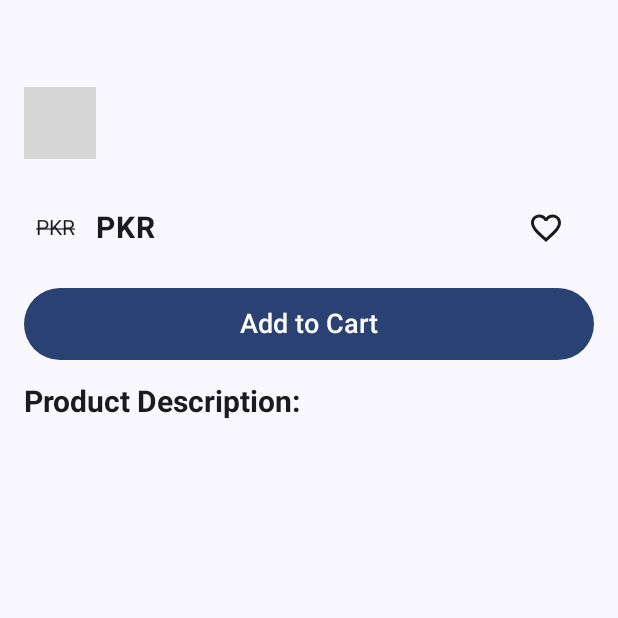
After one commit to phayzeee/EcommerceApp_JetpackCompose, an Android app built with Jetpack Compose: the composable ProductDetailsPage called with empty values, on a phone screen of 412 x 824 dp, the top half of it. The commit adds this screen. Run offline under Robolectric (Android 15) with nearby library versions, the phone set to English and light mode, and no system bars; our stand-ins replace Firebase (no records; nobody signed in at launch, a user with empty details on screens opened directly), Shimmer; libraries missing offline, so code that uses them is left out: com.google.accompanist.placeholder, com.tbuonomo.viewpagerdotsindicator; 4 statements that could not run were skipped; grey boxes are pictures that could not be loaded.

Commit message:
Product Details Page Created

```diff
--- a/app/build.gradle.kts
+++ b/app/build.gradle.kts
@@ -75,4 +75,6 @@ dependencies {
 
     implementation("io.coil-kt:coil-compose:2.2.0")
     implementation("com.tbuonomo:dotsindicator:5.1.0")
+    implementation("com.google.accompanist:accompanist-placeholder-material:0.34.0")
+
 }
--- a/app/src/main/java/com/example/ecomapp/AppNavigation.kt
+++ b/app/src/main/java/com/example/ecomapp/AppNavigation.kt
@@ -7,6 +7,7 @@ import androidx.navigation.compose.NavHost
 import androidx.navigation.compose.composable
 import androidx.navigation.compose.rememberNavController
 import com.example.ecomapp.pages.CategoriesProductPage
+import com.example.ecomapp.pages.ProductDetailsPage
 import com.example.ecomapp.screens.AuthScreen
 import com.example.ecomapp.screens.HomeScreen
 import com.example.ecomapp.screens.LoginScreen
@@ -44,7 +45,11 @@ fun AppNavigation(modifier: Modifier = Modifier) {
         composable("category-product/{categoryId}") {
             val categoryId = it.arguments?.getString("categoryId")
             CategoriesProductPage(modifier, categoryId!!)
+        }
 
+        composable("product-details/{productId}") {
+            val productId = it.arguments?.getString("productId")
+            ProductDetailsPage(modifier, productId!!)
         }
     }
 }
--- a/app/src/main/java/com/example/ecomapp/model/ProductModel.kt
+++ b/app/src/main/java/com/example/ecomapp/model/ProductModel.kt
@@ -7,5 +7,6 @@ data class ProductModel(
     val price : String = "",
     val actualPrice : String = "",
     val images : List<String> = emptyList(),
-    val category : String = ""
+    val category : String = "",
+    val otherDetails : Map<String, String> = mapOf()
 )
--- /dev/null
+++ b/app/src/main/java/com/example/ecomapp/pages/ProductDetailsPage.kt
@@ -0,0 +1,199 @@
+package com.example.ecomapp.pages
+
+import androidx.compose.foundation.layout.Column
+import androidx.compose.foundation.layout.Row
+import androidx.compose.foundation.layout.Spacer
+import androidx.compose.foundation.layout.fillMaxSize
+import androidx.compose.foundation.layout.fillMaxWidth
+import androidx.compose.foundation.layout.height
+import androidx.compose.foundation.layout.padding
+import androidx.compose.foundation.layout.width
+import androidx.compose.foundation.pager.HorizontalPager
+import androidx.compose.foundation.pager.rememberPagerState
+import androidx.compose.foundation.rememberScrollState
+import androidx.compose.foundation.shape.RoundedCornerShape
+import androidx.compose.foundation.verticalScroll
+import androidx.compose.material.icons.Icons
+import androidx.compose.material.icons.filled.FavoriteBorder
+import androidx.compose.material.icons.filled.ShoppingCart
+import androidx.compose.material3.Button
+import androidx.compose.material3.Icon
+import androidx.compose.material3.IconButton
+import androidx.compose.material3.MaterialTheme
+import androidx.compose.material3.Text
+import androidx.compose.runtime.Composable
+import androidx.compose.runtime.LaunchedEffect
+import androidx.compose.runtime.getValue
+import androidx.compose.runtime.mutableStateOf
+import androidx.compose.runtime.remember
+import androidx.compose.runtime.setValue
+import androidx.compose.ui.Alignment
+import androidx.compose.ui.Modifier
+import androidx.compose.ui.draw.clip
+import androidx.compose.ui.text.TextStyle
+import androidx.compose.ui.text.font.FontWeight
+import androidx.compose.ui.text.style.TextDecoration
+import androidx.compose.ui.unit.dp
+import androidx.compose.ui.unit.sp
+import coil.compose.AsyncImage
+import coil.compose.AsyncImagePainter
+import coil.compose.rememberAsyncImagePainter
+import com.example.ecomapp.model.ProductModel
+import com.google.firebase.Firebase
+import com.google.firebase.firestore.firestore
+import com.tbuonomo.viewpagerdotsindicator.compose.DotsIndicator
+import com.tbuonomo.viewpagerdotsindicator.compose.model.DotGraphic
+import com.tbuonomo.viewpagerdotsindicator.compose.type.ShiftIndicatorType
+import com.google.accompanist.placeholder.material.placeholder
+import com.google.accompanist.placeholder.material.shimmer
+import com.google.accompanist.placeholder.placeholder
+
+@Composable
+fun ProductDetailsPage(modifier: Modifier = Modifier, productId: String) {
+
+    var product by remember {
+        mutableStateOf(ProductModel())
+    }
+
+    LaunchedEffect(Unit) {
+        Firebase.firestore.collection("data").document("stock")
+            .collection("products")
+            .document(productId)
+            .get().addOnCompleteListener() {
+                if (it.isSuccessful) {
+                    var result = it.result.toObject(ProductModel::class.java)
+                    if (result != null) {
+                        product = result
+                    }
+                }
+            }
+    }
+
+    Column(
+        modifier = modifier
+            .fillMaxSize()
+            .padding(16.dp)
+            .verticalScroll(rememberScrollState())
+    ) {
+        Text(
+            text = product.title, style = TextStyle(
+                fontSize = 22.sp,
+                fontWeight = FontWeight.Bold
+            )
+        )
+        Spacer(modifier = Modifier.height(8.dp))
+
+        val pagerState = rememberPagerState(0) {
+            product.images.size
+        }
+
+
+        HorizontalPager(state = pagerState, pageSpacing = 24.dp) {
+            AsyncImage(
+                model = product.images[it],
+                contentDescription = "banner Image",
+                modifier = Modifier
+                    .fillMaxWidth()
+                    .height(250.dp)
+                    .clip(RoundedCornerShape(16.dp))
+            )
+        }
+
+        Spacer(modifier = Modifier.height(8.dp))
+
+        DotsIndicator(
+            dotCount = product.images.size,
+            type = ShiftIndicatorType(
+                DotGraphic(
+                    color = MaterialTheme.colorScheme.primary,
+                    size = 6.dp
+                )
+            ),
+            pagerState = pagerState
+        )
+        Spacer(modifier = Modifier.height(14.dp))
+
+        Row(
+            modifier = Modifier
+                .fillMaxWidth()
+                .padding(8.dp),
+            verticalAlignment = Alignment.CenterVertically
+        ) {
+            Text(
+                text = "PKR" + product.price,
+                fontSize = 14.sp,
+                style = TextStyle(textDecoration = TextDecoration.LineThrough)
+            )
+            Spacer(modifier = Modifier.width(14.dp))
+            Text(
+                text = "PKR" + product.actualPrice,
+                fontSize = 20.sp,
+                fontWeight = FontWeight.Bold
+            )
+            Spacer(modifier = Modifier.weight(1f))
+            IconButton(onClick = {
+
+            }) {
+                Icon(
+                    imageVector = Icons.Default.FavoriteBorder,
+                    contentDescription = "Add to Favourite"
+                )
+            }
+        }
+
+        Spacer(modifier = Modifier.height(8.dp))
+
+        Button(
+            modifier = Modifier
+                .fillMaxWidth()
+                .height(48.dp),
+            onClick = {}
+        ) {
+            Text(
+                text = "Add to Cart", style = TextStyle(
+                    fontSize = 18.sp,
+                    fontWeight = FontWeight.SemiBold
+                )
+            )
+        }
+
+        Spacer(modifier = Modifier.height(16.dp))
+
+        Text(
+            text = "Product Description: ", style = TextStyle(
+                fontSize = 20.sp,
+                fontWeight = FontWeight.Bold
+            )
+        )
+
+        Spacer(modifier = Modifier.height(8.dp))
+        Text(
+            text = product.description, style = TextStyle(
+                fontSize = 16.sp,
+                fontWeight = FontWeight.Normal
+            )
+        )
+        Spacer(modifier = Modifier.height(16.dp))
+
+        if(product.otherDetails.isNotEmpty()) {
+            Text(
+                text = "Other Product Details: ", style = TextStyle(
+                    fontSize = 20.sp,
+                    fontWeight = FontWeight.Bold
+                )
+            )
+            Spacer(modifier = Modifier.height(8.dp))
+        }
+
+        product.otherDetails.forEach { (key, value) ->
+            Row (
+                modifier = Modifier.fillMaxWidth().padding(4.dp)
+            ){
+                Text(text = "$key : ", style = TextStyle(fontSize = 16.sp, fontWeight = FontWeight.SemiBold))
+                Text(text = value, style = TextStyle(fontSize = 16.sp))
+
+            }
+        }
+
+    }
+}
```
Also changed, not shown: app/src/main/java/com/example/ecomapp/components/ProductItemView.kt (added, +99 -0 lines), app/src/main/java/com/example/ecomapp/pages/CategoriesProductPage.kt (+22 -8 lines).
